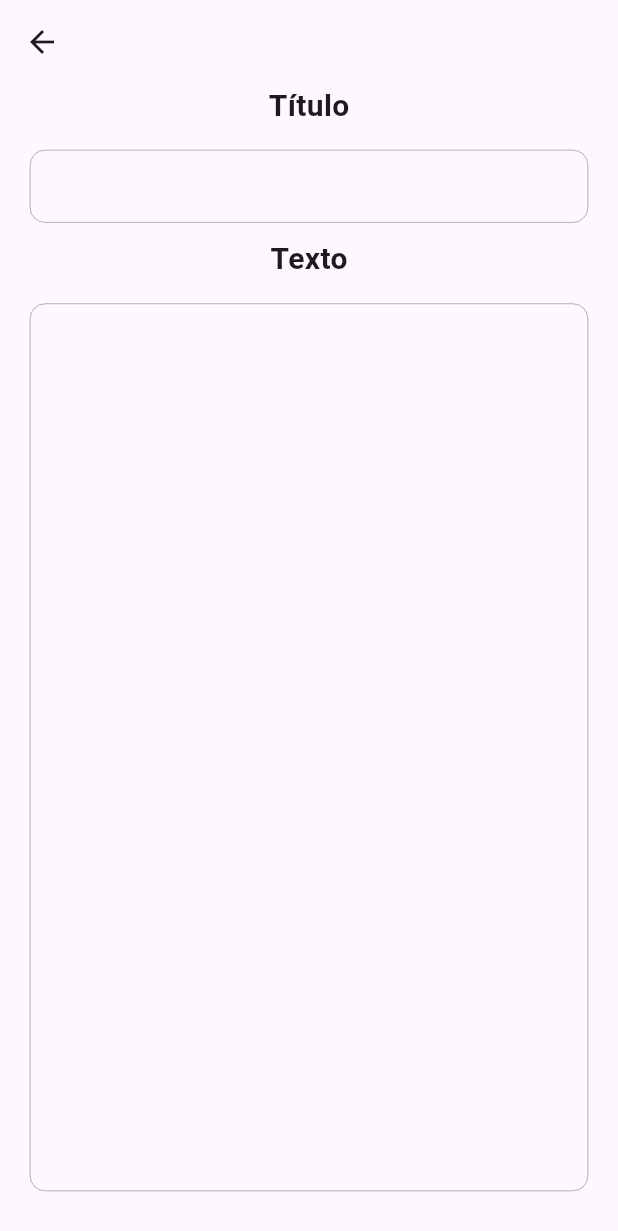
After one commit to samuelincoln1/flutter-test, a Flutter app: the CreateNote screen opened by its route, on a phone screen of 412 x 824 dp. The commit adds this screen. Shown: the top 1231 px of the screen. Run offline on Flutter 3.47's test engine with Material 3 defaults, Android fonts, the phone set to English and light mode, and no system bars; our stand-ins replace cloud_firestore, firebase_auth, firebase_core, google_fonts; accounts and stored records are empty; network calls fail.

Commit message:
att: add create_note view (broken)

```diff
--- a/lib/main.dart
+++ b/lib/main.dart
@@ -1,6 +1,7 @@
 import 'package:firebase_core/firebase_core.dart';
 import 'package:flutter/material.dart';
 import 'package:teste/firebase_options.dart';
+import 'package:teste/views/create_note.dart';
 import 'package:teste/views/login/auth_page.dart';
 import 'package:teste/views/home_page.dart';
 import 'package:teste/views/login/login_page.dart';
@@ -27,6 +28,7 @@ class MainApp extends StatelessWidget {
         '/register/': (context) => const RegisterPage(),
         '/login/': (context) => const LoginPage(),
         '/home/': (context) => const HomePage(),
+        '/create-note/': (context) => const CreateNote(),
       },
     );
   }
--- a/lib/services/firestore.dart
+++ b/lib/services/firestore.dart
@@ -1,5 +1,4 @@
 import 'package:cloud_firestore/cloud_firestore.dart';
-
 
 class FirestoreService {
   // get collection of notes
@@ -17,10 +16,7 @@ class FirestoreService {
   Stream<QuerySnapshot> getNotesStream()  {
     final notesStream = notes.orderBy('timestamp', descending: true).snapshots();
     return notesStream;
-
-
   }
-
 
   // UPDATE
   Future<void> updateNote(String docID, String newNote) {
@@ -30,9 +26,7 @@ class FirestoreService {
       });
   }
 
-
   // DELETE
-
   Future<void> deleteNote(String docID) {
     return notes.doc(docID).delete();
   }
--- /dev/null
+++ b/lib/views/create_note.dart
@@ -0,0 +1,77 @@
+import 'package:flutter/material.dart';
+
+class CreateNote extends StatefulWidget {
+  const CreateNote({super.key});
+
+  @override
+  State<CreateNote> createState() => _CreateNoteState();
+}
+
+class _CreateNoteState extends State<CreateNote> {
+  final titleController = TextEditingController();
+  final textController = TextEditingController();
+
+  @override
+  Widget build(BuildContext context) {
+    return Scaffold(
+      appBar: AppBar(),
+      body: SafeArea(
+        child: Column(
+          children: [
+
+            // Titulo
+            const Text(
+              'Título',
+              style: TextStyle(fontSize: 20, fontWeight: FontWeight.bold),
+            ),
+            Container(
+              margin: const EdgeInsets.only(
+                  left: 20, right: 20, top: 15, bottom: 10),
+              decoration: BoxDecoration(
+                  border: Border.all(
+                    color: Colors.black,
+                    width: 0.2,
+                  ),
+                  borderRadius: BorderRadius.circular(10)),
+              child: TextField(
+                controller: titleController,
+                decoration: const InputDecoration(
+                    border: InputBorder.none,
+                    contentPadding: EdgeInsets.symmetric(horizontal: 10.0)),
+              ),
+            ),
+
+            // TEXTO
+
+            const Text(
+              'Texto',
+              style: TextStyle(fontSize: 20, fontWeight: FontWeight.bold),
+            ),
+            Expanded(
+              child: Container(
+                margin: const EdgeInsets.only(
+                    left: 20, right: 20, top: 15, bottom: 30),
+                decoration: BoxDecoration(
+                    border: Border.all(
+                      color: Colors.black,
+                      width: 0.2,
+                    ),
+                    borderRadius: BorderRadius.circular(10)),
+                child: TextField(
+                  controller: textController,
+                  keyboardType: TextInputType.multiline,
+                  maxLines: null,
+                  expands: true,
+                  decoration: const InputDecoration(
+                      border: InputBorder.none,
+                      contentPadding:
+                          EdgeInsets.symmetric(horizontal: 10.0, vertical: 10)),
+                ),
+              ),
+            ),
+          ],
+        ),
+      ),
+    );
+  }
+}
--- a/lib/views/home_page.dart
+++ b/lib/views/home_page.dart
@@ -27,6 +27,8 @@ class _HomePageState extends State<HomePage> {
       builder: (context) => AlertDialog(
         content: TextField(
           controller: textController,
+          keyboardType: TextInputType.multiline,
+          maxLines: null,
         ),
         actions: [
           ElevatedButton(
@@ -64,12 +66,11 @@ class _HomePageState extends State<HomePage> {
                 if (!mounted) return;
                 genericErrorDialog(context, e.toString());
               }
-
               textController.clear();
               if (!mounted) return;
               Navigator.pop(context);
             },
-            child: const Text('confirmar'),
+            child: const Text('editar'),
           ),
         ],
       ),
```
